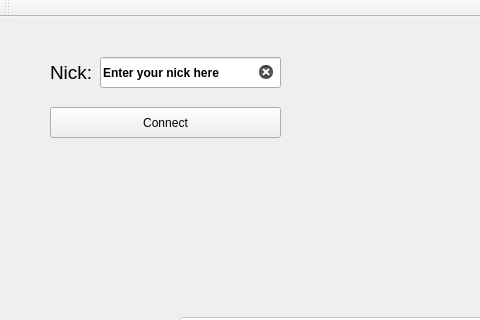
Before: the Qt Designer form client/client_app/quizwindow.ui in Johny9700/Internet_quiz, drawn with Qt 5; both pictures show x 0 to 480 and y 0 to 320 of the 1200 by 800 pixel window.
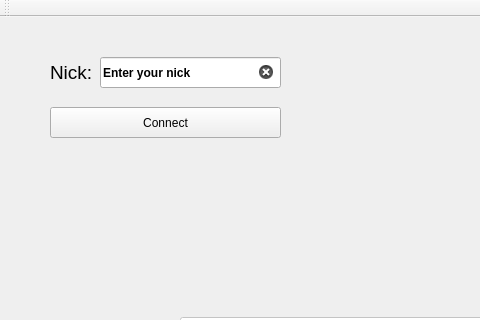
After: the same form once the commit is applied.

What changed in the file:
```diff
--- a/client/client_app/quizwindow.ui
+++ b/client/client_app/quizwindow.ui
@@ -79,7 +79,10 @@
      </font>
     </property>
     <property name="text">
-     <string>Enter your nick here</string>
+     <string>Enter your nick</string>
+    </property>
+    <property name="maxLength">
+     <number>15</number>
     </property>
     <property name="clearButtonEnabled">
      <bool>true</bool>
```
